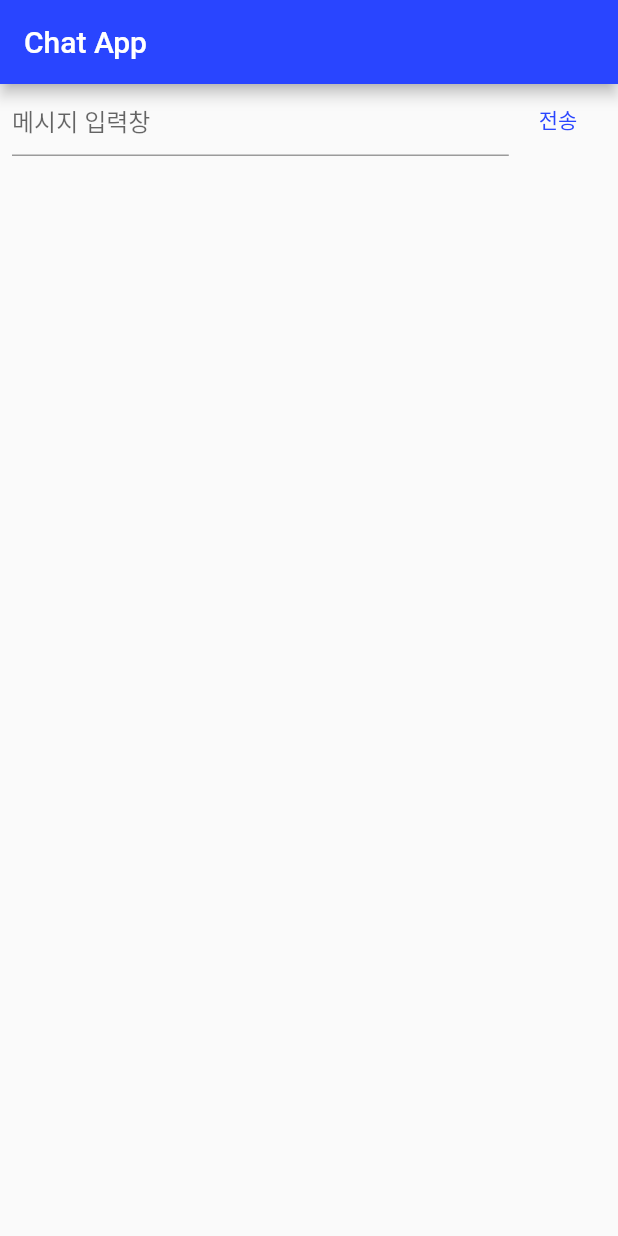
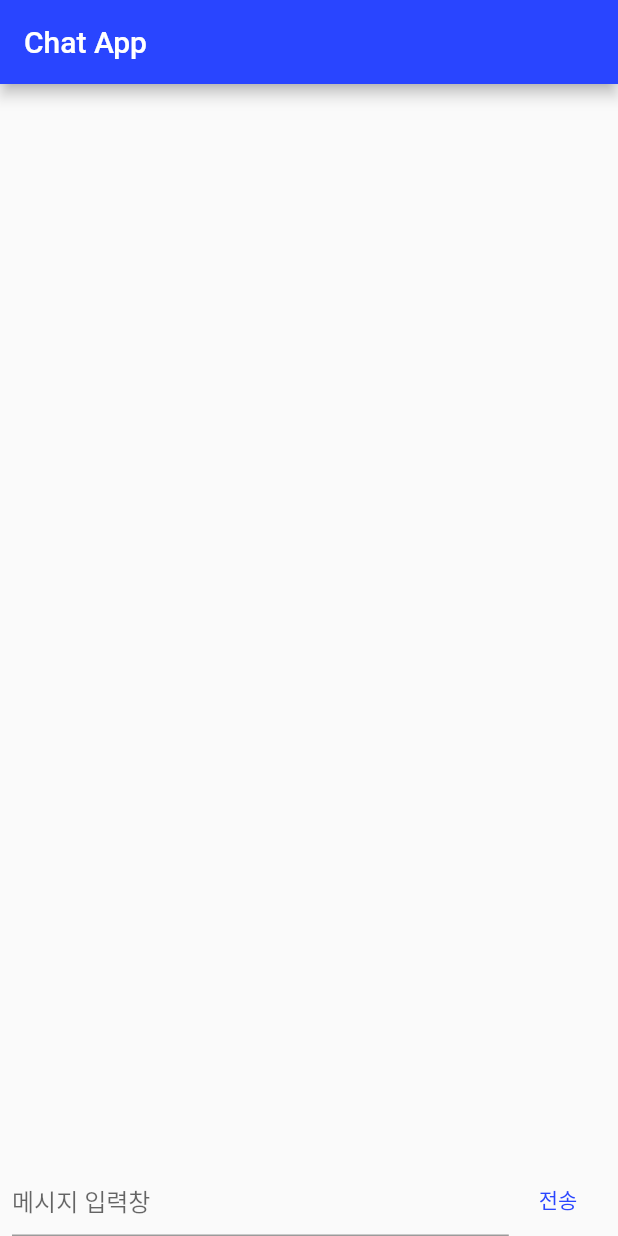
Before and after one commit to Nearby-Project-Team/front-nearby, a Flutter app: the screen it shows after launch, after a tap on "전송", on a phone screen of 412 x 824 dp. Run offline on Flutter 3.47's test engine with Material 2 defaults, Android fonts, the phone set to English and light mode, and no system bars; our stand-ins replace logger.

Commit message:
Set message list

```diff
--- a/lib/home_page.dart
+++ b/lib/home_page.dart
@@ -1,5 +1,6 @@
 import 'package:flutter/material.dart';
 import 'package:front_nearby/palette.dart';
+import 'package:logger/logger.dart';
 
 class HomePage extends StatefulWidget{
   @override
@@ -16,7 +17,10 @@ class _HomePageState extends State<HomePage> {
       appBar: AppBar(
         title: const Text("Chat App"),
       ),
-      body: Container(
+      body: Column(
+        children: [
+          Expanded(child:ListView(),),
+          Container(
             padding: EdgeInsets.symmetric(horizontal: 8.0),
             child: Row(
                 children: [
@@ -40,11 +44,13 @@ class _HomePageState extends State<HomePage> {
                 ]
             ),
           ),
+        ],
+      )
     );
   }
 
   void _handleSubmitted(String text){
-    print(text);
+    Logger().d(text);
     _textEditingController.clear();
   }
 }
--- a/pubspec.yaml
+++ b/pubspec.yaml
@@ -34,6 +34,7 @@ dependencies:
   # The following adds the Cupertino Icons font to your application.
   # Use with the CupertinoIcons class for iOS style icons.
   cupertino_icons: ^1.0.2
+  logger: ^1.1.0
 
 dev_dependencies:
   flutter_test:
```
Also changed, not shown: pubspec.lock. Lines whose indentation alone changed are shown as unchanged.
